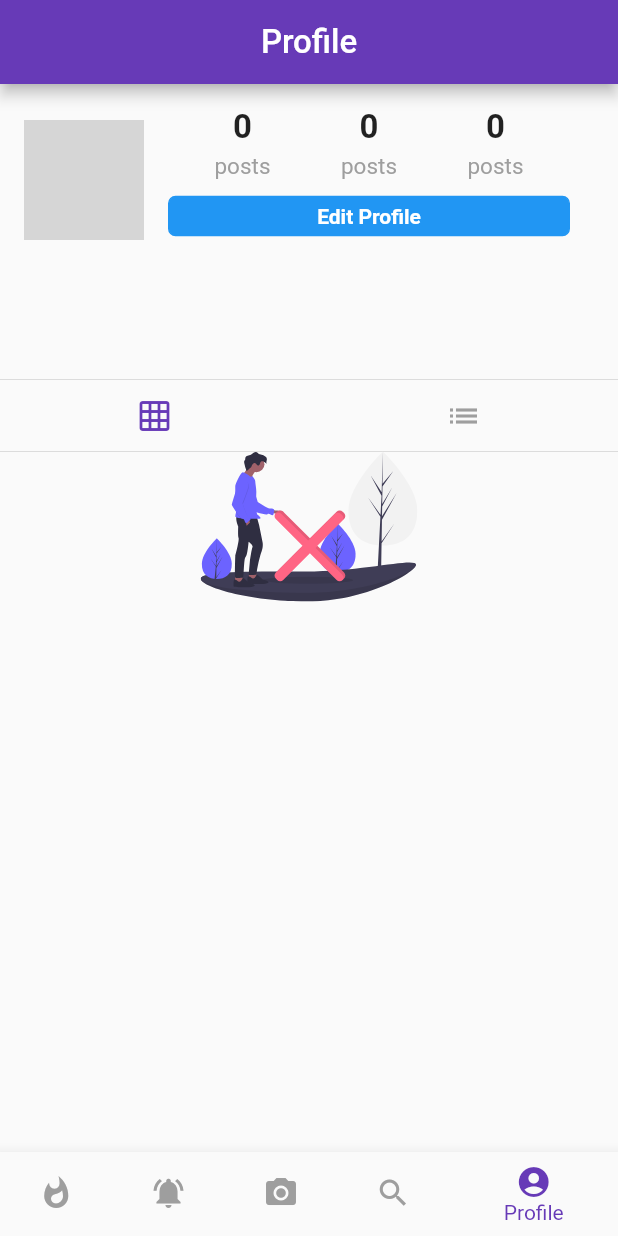
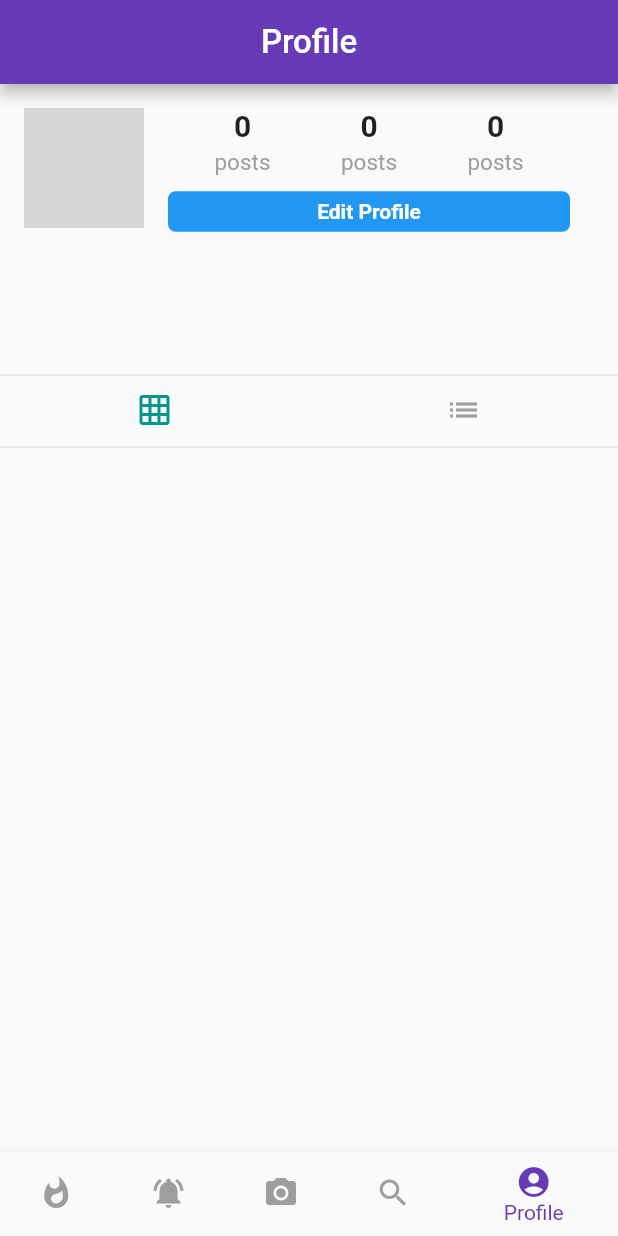
Before and after one commit to wagnercsfilho/flutter-social-network, a Flutter app: the screen it shows once a user with an empty profile is signed in, item 5 of the bottom bar chosen, on a phone screen of 412 x 824 dp. Run offline on Flutter 3.47's test engine with Material 2 defaults, Android fonts, the phone set to English and light mode, and no system bars; our stand-ins replace cached_network_image, cloud_firestore, firebase_auth, firebase_storage, flutter_svg, geolocator and 2 more; accounts and stored records are empty; network calls fail; grey boxes are pictures that could not be loaded.

Commit message:
profile ajusts

```diff
--- a/lib/pages/home.dart
+++ b/lib/pages/home.dart
@@ -101,11 +101,7 @@ class _HomeState extends State<Home> {
 
   onTap(int pageIndex) {
     print(pageIndex);
-    pageController.animateToPage(
-      pageIndex,
-      duration: Duration(milliseconds: 200),
-      curve: Curves.easeInOut,
-    );
+    pageController.jumpToPage(pageIndex);
   }
 
   onPageChanged(int pageIndex) {
--- a/lib/pages/profile.dart
+++ b/lib/pages/profile.dart
@@ -68,7 +68,7 @@ class _ProfileState extends State<Profile> {
         Text(
           count.toString(),
           style: TextStyle(
-            fontSize: 22.0,
+            fontSize: 20.0,
             fontWeight: FontWeight.bold,
           ),
         ),
@@ -148,6 +148,7 @@ class _ProfileState extends State<Profile> {
           child: Column(
             children: <Widget>[
               Row(
+                crossAxisAlignment: CrossAxisAlignment.start,
                 children: <Widget>[
                   CircleAvatar(
                     radius: 40.0,
@@ -204,12 +205,7 @@ class _ProfileState extends State<Profile> {
     );
   }
 
-  buildProfilePosts() {
-    if (isLoading) {
-      return circularProgress();
-    }
-
-    if (posts.length == 0) {
+  buildNoContent() {
     return Center(
       child: SvgPicture.asset(
         'assets/images/no_content.svg',
@@ -218,27 +214,44 @@ class _ProfileState extends State<Profile> {
     );
   }
 
-    if (postOrientation == 'grid') {
-      List<GridTile> gridTiles =
-          posts.map((post) => GridTile(child: PostTile(post))).toList();
+  buildGridProfilePosts() {
+    if (isLoading) {
+      return circularProgress();
+    }
 
-      return GridView.count(
+    if (posts.length == 0) {
+      buildNoContent();
+    }
+
+    return GridView.builder(
+      itemBuilder: (context, index) {
+        return GridTile(child: PostTile(posts[index]));
+      },
+      shrinkWrap: true,
+      itemCount: posts.length,
+      gridDelegate: SliverGridDelegateWithFixedCrossAxisCount(
         crossAxisCount: 3,
         childAspectRatio: 1.0,
         mainAxisSpacing: 1.5,
         crossAxisSpacing: 1.5,
-        shrinkWrap: true,
-        physics: NeverScrollableScrollPhysics(),
-        children: gridTiles,
+      ),
     );
   }
 
-    List<PostWidget> postWidgets =
-        posts.map((post) => PostWidget(post)).toList();
+  buildListProfilePosts() {
+    if (isLoading) {
+      return circularProgress();
+    }
 
-    return Column(
-      children: postWidgets,
-    );
+    if (posts.length == 0) {
+      buildNoContent();
+    }
+
+    return ListView.builder(
+        itemCount: posts.length,
+        itemBuilder: (context, index) {
+          return PostWidget(posts[index]);
+        });
   }
 
   buildTogglePostOrientation() {
@@ -267,18 +280,49 @@ class _ProfileState extends State<Profile> {
   Widget build(BuildContext context) {
     return Scaffold(
       appBar: header(context, titleText: 'Profile'),
-      body: ListView(
+      body: NestedScrollView(
+        controller: ScrollController(keepScrollOffset: true),
+        headerSliverBuilder: (context, innerBoxIsScrolled) {
+          return <Widget>[
+            SliverList(
+              delegate: SliverChildListDelegate([buildProfileHeader()]),
+            ),
+          ];
+        },
+        body: DefaultTabController(
+          length: 2,
+          child: Column(
             children: <Widget>[
-          buildProfileHeader(),
               Divider(
-            height: 0,
+                height: 0.0,
               ),
-          buildTogglePostOrientation(),
+              Container(
+                child: TabBar(
+                  unselectedLabelColor: Colors.grey,
+                  labelColor: Theme.of(context).accentColor,
+                  indicatorColor: Colors.transparent,
+                  tabs: [
+                    Tab(
+                      icon: Icon(Icons.grid_on),
+                    ),
+                    Tab(icon: Icon(Icons.list))
+                  ],
+                ),
+              ),
               Divider(
-            height: 0,
+                height: 0.0,
               ),
-          buildProfilePosts(),
+              Expanded(
+                child: TabBarView(
+                  children: [
+                    buildGridProfilePosts(),
+                    buildListProfilePosts(),
                   ],
+                ),
+              )
+            ],
+          ),
+        ),
       ),
     );
   }
--- a/lib/widgets/custom_image.dart
+++ b/lib/widgets/custom_image.dart
@@ -6,7 +6,12 @@ Widget cachedNetworkImage(String mediaUrl) {
     imageUrl: mediaUrl,
     fit: BoxFit.cover,
     placeholder: (context, url) => Padding(
-      child: CircularProgressIndicator(),
+      child: Expanded(
+        flex: 1,
+        child: Container(
+          decoration: BoxDecoration(color: Colors.grey),
+        ),
+      ),
       padding: EdgeInsets.all(20),
     ),
     errorWidget: (context, url, error) => Icon(Icons.error),
```
Lines whose indentation alone changed are shown as unchanged.
